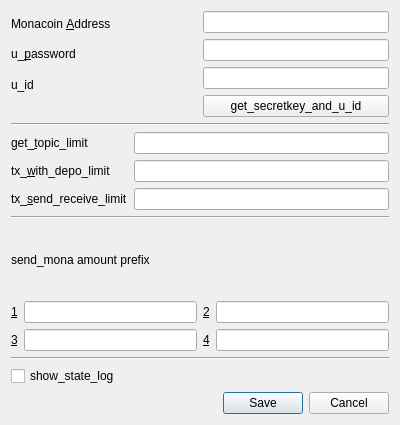
Old version of the form setting_window.ui in the repository ottyajp/mona_chaduke.
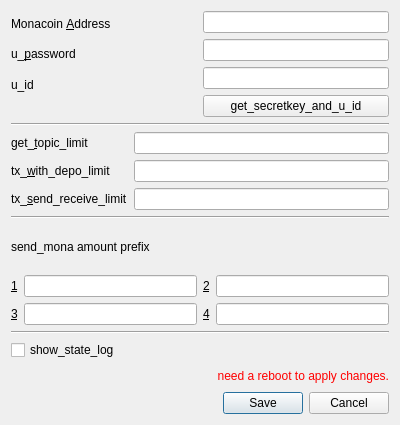
New version of the form.

Commit message: 変更適用に再起動が必要、メッセージを表示させるようにした

```diff
--- a/setting_window.ui
+++ b/setting_window.ui
@@ -265,6 +265,22 @@
        </property>
       </widget>
      </item>
+     <item>
+      <widget class="QLabel" name="need_reboot">
+       <property name="enabled">
+        <bool>true</bool>
+       </property>
+       <property name="maximumSize">
+        <size>
+         <width>16777215</width>
+         <height>20</height>
+        </size>
+       </property>
+       <property name="text">
+        <string>&lt;p align=&quot;right&quot; style=&quot; color:#ff0000;&quot;&gt;need a reboot to apply changes.&lt;/p&gt;</string>
+       </property>
+      </widget>
+     </item>
      <item>
       <widget class="QDialogButtonBox" name="buttonBox">
        <property name="orientation">
```
The commit also changes 2 other files.
